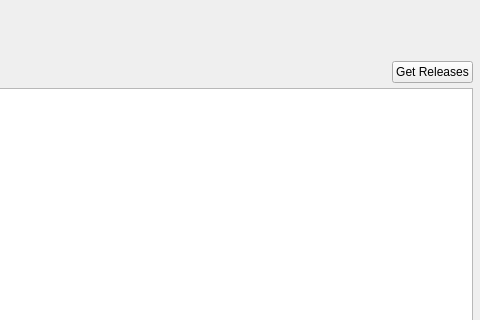
Old version of the form src/UI/MangaUpdatesPage/MangaUpdatesPage.ui in the repository NikolaRoev/Tracker; both pictures show x 433 to 913 and y 0 to 320 of the 913 by 571 pixel window.
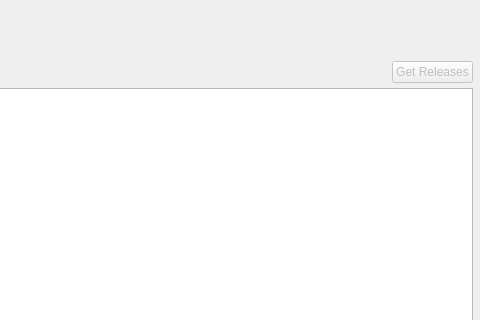
New version of the form.

Diff of the .ui file:
```diff
--- a/src/UI/MangaUpdatesPage/MangaUpdatesPage.ui
+++ b/src/UI/MangaUpdatesPage/MangaUpdatesPage.ui
@@ -218,6 +218,9 @@
        </item>
        <item>
         <widget class="QPushButton" name="getButton">
+         <property name="enabled">
+          <bool>false</bool>
+         </property>
          <property name="text">
           <string>Get Releases</string>
          </property>
```
Left out of the diff: 35 changed lines with no effect on the pictures.
